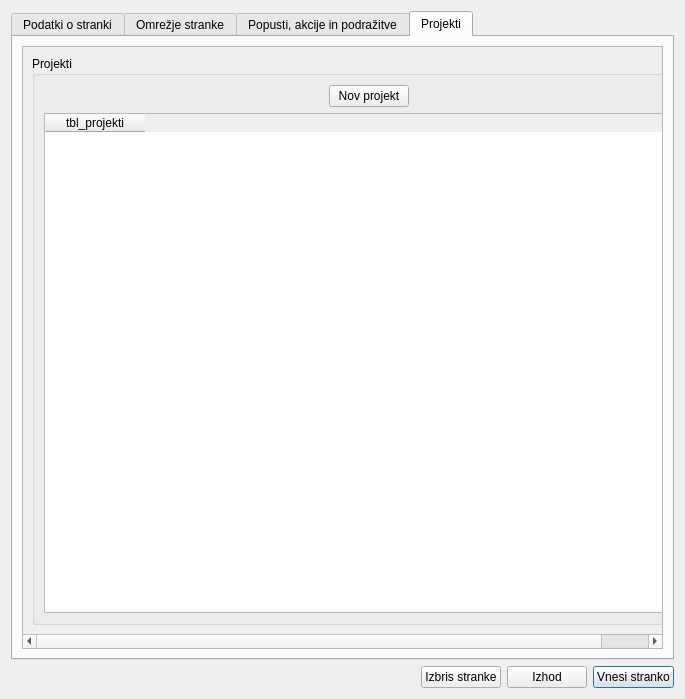
The window that stranke.ui (bubi-luka/BubiRacun) describes before a commit, drawn with Qt 5.
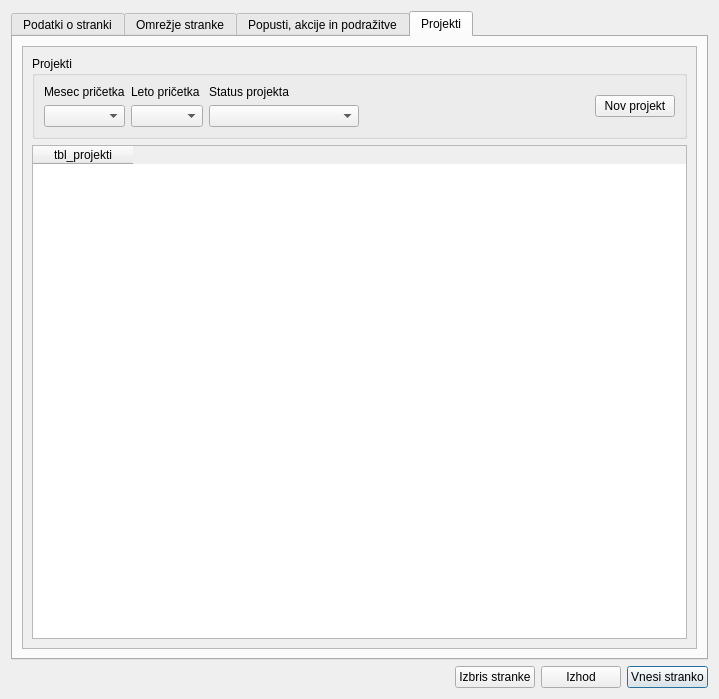
The same window after the commit. The open tabs and pages were chosen to show the change.

Commit message:
Filtriranje 1. del (stranke, projekti)
Na novo oblikovane tabele prikaza strank in projektov.
Filtriranje po zahtevanih kriterijih.

The edit to the form file:
```diff
--- a/stranke.ui
+++ b/stranke.ui
@@ -9,7 +9,7 @@
    <rect>
     <x>0</x>
     <y>0</y>
-    <width>685</width>
+    <width>719</width>
     <height>699</height>
    </rect>
   </property>
@@ -1913,11 +1913,11 @@
            <rect>
             <x>0</x>
             <y>0</y>
-            <width>694</width>
-            <height>573</height>
+            <width>677</width>
+            <height>591</height>
            </rect>
           </property>
-          <layout class="QHBoxLayout" name="horizontalLayout_14">
+          <layout class="QVBoxLayout" name="verticalLayout_6">
            <item>
             <widget class="QGroupBox" name="groupBox_5">
              <property name="title">
@@ -1927,7 +1927,48 @@
               <item>
                <layout class="QHBoxLayout" name="horizontalLayout_10">
                 <item>
-                 <spacer name="horizontalSpacer_9">
+                 <layout class="QGridLayout" name="gridLayout_17">
+                  <item row="0" column="1">
+                   <widget class="QLabel" name="label_45">
+                    <property name="text">
+                     <string>Leto pričetka</string>
+                    </property>
+                   </widget>
+                  </item>
+                  <item row="0" column="2">
+                   <widget class="QLabel" name="label_46">
+                    <property name="text">
+                     <string>Status projekta</string>
+                    </property>
+                   </widget>
+                  </item>
+                  <item row="0" column="0">
+                   <widget class="QLabel" name="label_44">
+                    <property name="text">
+                     <string>Mesec pričetka</string>
+                    </property>
+                   </widget>
+                  </item>
+                  <item row="1" column="0">
+                   <widget class="QComboBox" name="cb_mesec"/>
+                  </item>
+                  <item row="1" column="1">
+                   <widget class="QComboBox" name="cb_leto"/>
+                  </item>
+                  <item row="1" column="2">
+                   <widget class="QComboBox" name="cb_projekt">
+                    <property name="minimumSize">
+                     <size>
+                      <width>150</width>
+                      <height>0</height>
+                     </size>
+                    </property>
+                   </widget>
+                  </item>
+                 </layout>
+                </item>
+                <item>
+                 <spacer name="horizontalSpacer_15">
                   <property name="orientation">
                    <enum>Qt::Horizontal</enum>
                   </property>
@@ -1946,20 +1987,10 @@
                   </property>
                  </widget>
                 </item>
-                <item>
-                 <spacer name="horizontalSpacer_15">
-                  <property name="orientation">
-                   <enum>Qt::Horizontal</enum>
-                  </property>
-                  <property name="sizeHint" stdset="0">
-                   <size>
-                    <width>40</width>
-                    <height>20</height>
-                   </size>
-                  </property>
-                 </spacer>
-                </item>
-               </layout>
+               </layout>
+              </item>
+             </layout>
+            </widget>
               </item>
               <item>
                <widget class="QTableWidget" name="tbl_projekti">
@@ -1987,9 +2018,6 @@
               </item>
              </layout>
             </widget>
-           </item>
-          </layout>
-         </widget>
         </widget>
        </item>
       </layout>
```
Left out of the diff: 7 changed lines with no effect on the pictures. Lines whose indentation alone changed are shown as unchanged. The commit also changes 9 other files.
